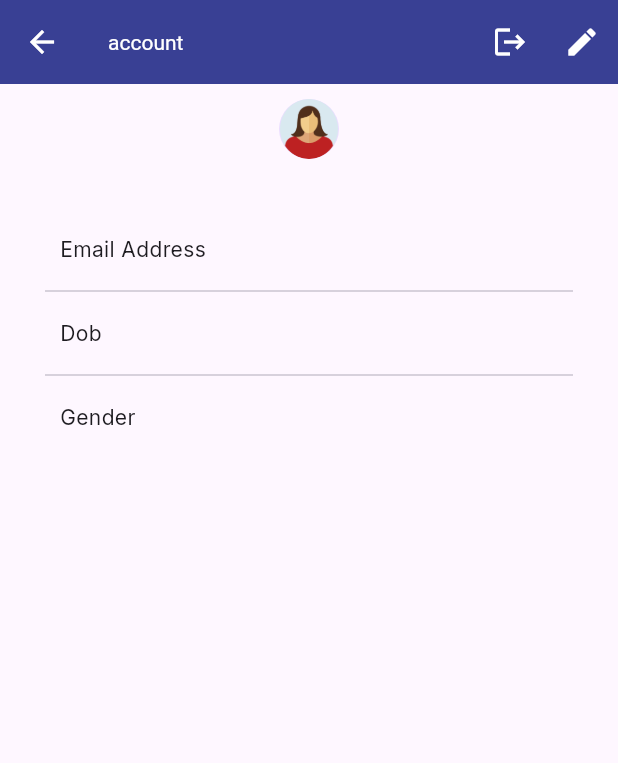
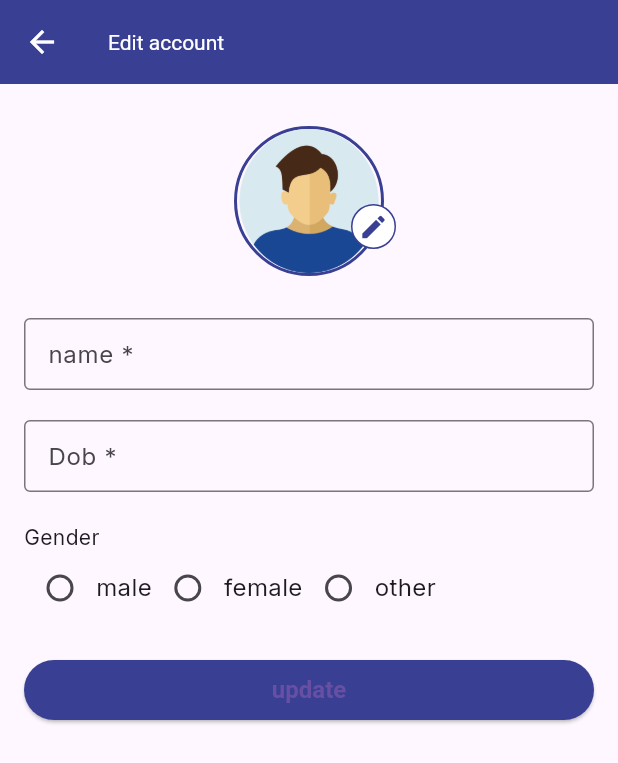
Before and after one commit to NikhilSngh/flutter_poc, a Flutter app: the AccountScreen screen opened by its route, after a tap on the "edit" icon, on a phone screen of 412 x 824 dp. Shown: the top 763 px of the screen. Run offline on Flutter 3.47's test engine with Material 3 defaults, Android fonts, the phone set to English and light mode, and no system bars; our stand-ins replace auto_route, dio, equatable, flutter_bloc, get_it, google_fonts and 3 more; missing offline and left inert: encrypt; accounts and stored records are empty; generated files the repository leaves out were written again.

Commit message:
Code refactoring

```diff
--- a/lib/account/accountInfo_widget.dart
+++ b/lib/account/accountInfo_widget.dart
@@ -1,4 +1,5 @@
 import 'package:flutter/material.dart';
+import 'package:flutter_poc/constant/padding_constants.dart';
 
 
 class Info extends StatelessWidget {
@@ -9,7 +10,16 @@ class Info extends StatelessWidget {
   @override
   Widget build(BuildContext context) {
     return Padding(
-        padding: const EdgeInsets.all(10),
-        child: Row(children: [Text(label), const Spacer(), Text(value)]));
+        padding: const EdgeInsets.all(AppPaddings.small),
+        child: Row(
+            mainAxisAlignment: MainAxisAlignment.spaceBetween,
+            children: [Text(label,style:  Theme
+                .of(context)
+                .textTheme
+                .titleSmall,),
+          Text(value,style:  Theme
+              .of(context)
+              .textTheme
+              .titleSmall)]));
   }
 }
--- a/lib/account/account_screen.dart
+++ b/lib/account/account_screen.dart
@@ -1,3 +1,5 @@
+import 'dart:io';
+
 import 'package:auto_route/auto_route.dart';
 import 'package:flutter/material.dart';
 import 'package:flutter_poc/account/accountInfo_widget.dart';
@@ -8,18 +10,23 @@ import 'package:flutter_poc/constant/app_strings.dart';
 import 'package:flutter_poc/constant/spacing_constants.dart';
 import 'package:flutter_poc/navigation/app_router.dart';
 import 'package:flutter_poc/sl/locator.dart';
-
+import 'package:flutter_poc/theme/sizes.dart';
+import 'package:flutter_poc/utils/file_manager.dart';
 
 @RoutePage()
 class AccountScreen extends StatefulWidget {
   const AccountScreen({super.key});
+
   @override
   State<AccountScreen> createState() => _AccountScreenState();
 }
 
 class _AccountScreenState extends State<AccountScreen> {
   String? name, email, dob, gender;
+  File? imageFile;
   var sharedInstance = serviceLocator<AppSharedPref>();
+  var fileManager = serviceLocator<FileManager>();
+
   @override
   void initState() {
     getProfileData();
@@ -28,9 +35,11 @@ class _AccountScreenState extends State<AccountScreen> {
 
   getProfileData() async {
     name = sharedInstance.getString(key: AppSharedPrefKey.fullName);
-    email =  sharedInstance.getString(key: AppSharedPrefKey.email);
-    dob =  sharedInstance.getString(key: AppSharedPrefKey.dob);
-    gender =  sharedInstance.getString(key: AppSharedPrefKey.gender);
+    email = sharedInstance.getString(key: AppSharedPrefKey.email);
+    dob = sharedInstance.getString(key: AppSharedPrefKey.dob);
+    gender = sharedInstance.getString(key: AppSharedPrefKey.gender);
+    imageFile = await fileManager
+        .getFile(sharedInstance.getString(key: AppSharedPrefKey.profileImage));
     setState(() {});
   }
 
@@ -42,7 +51,7 @@ class _AccountScreenState extends State<AccountScreen> {
         confirmTap: () {
           sharedInstance.remove(AppSharedPrefKey.loginStatus);
           context.router.push(
-             LoginScreenRoute(),
+            LoginScreenRoute(),
           );
         }).showDialogBox(context);
   }
@@ -63,7 +72,9 @@ class _AccountScreenState extends State<AccountScreen> {
             IconButton(
               icon: const Icon(Icons.edit),
               tooltip: 'edit',
-              onPressed: () {},
+              onPressed: () {
+                context.router.push(EditAccountRoute());
+              },
             ),
           ],
         ),
@@ -77,21 +88,31 @@ class _AccountScreenState extends State<AccountScreen> {
                     crossAxisAlignment: CrossAxisAlignment.center,
                     children: [
                       SizedBox(
-                        height: 40,
-                        width: 40,
+                        height: Sizes.size100,
+                        width: Sizes.size100,
                         child: CircleAvatar(
-                          child: ClipOval(
-                              child: gender == AppStrings.other
-                                  ? Image.asset('assets/images/other.png')
-                                  : gender == AppStrings.male
-                                      ?Image.asset('assets/images/man.png')
-                                      : Image.asset('assets/images/woman.png')),
+                          child: imageFile != null
+                              ? ClipRRect(
+                                  borderRadius: BorderRadius.circular(
+                                      Sizes.size50),
+                                  child: Image.file(imageFile!,
+                                      fit: BoxFit.cover,
+                                      height: Sizes.size100,
+                                      width: Sizes.size100))
+                              : ClipOval(
+                                  child: gender == AppStrings.other
+                                      ? Image.asset('assets/images/other.png')
+                                      : gender == AppStrings.male
+                                          ? Image.asset('assets/images/man.png')
+                                          : Image.asset(
+                                              'assets/images/woman.png')),
                         ),
                       ),
                       Center(
                           child: Text(name ?? '',
                               style: const TextStyle(
-                                  fontWeight: FontWeight.bold,))),
+                                fontWeight: FontWeight.bold,
+                              ))),
                       ProfileCardWidget(
                           child: Column(children: [
                         Info(AppStrings.emailAddress, email ?? ''),
--- a/lib/account/accountcard_widget.dart
+++ b/lib/account/accountcard_widget.dart
@@ -1,4 +1,7 @@
 import 'package:flutter/material.dart';
+import 'package:flutter_poc/constant/padding_constants.dart';
+import 'package:flutter_poc/constant/radius_constants.dart';
+import 'package:flutter_poc/theme/ui_colors.dart';
 
 
 class ProfileCardWidget extends StatelessWidget {
@@ -10,10 +13,10 @@ class ProfileCardWidget extends StatelessWidget {
     return Padding(
         padding: const EdgeInsets.all(10),
         child: Container(
-            padding: const EdgeInsets.all(10),
+            padding: const EdgeInsets.all(AppPaddings.large),
             decoration: BoxDecoration(
-                color: Theme.of(context).cardColor,
-                borderRadius: BorderRadius.circular(10)),
+                color: UiColors.primaryTextColor.lightColor,
+                borderRadius: BorderRadius.circular(AppRadius.small)),
             child: child));
   }
 }
--- a/lib/constant/app_strings.dart
+++ b/lib/constant/app_strings.dart
@@ -1,11 +1,16 @@
 
 class AppStrings{
   static const String logout = "Log Out";
-  static const String logoutMessage = "Log Out Message";
+  static const String logoutMessage = "Are you sure to logout";
   static const String account = "account";
   static const String other = "other";
   static const String emailAddress = "Email Address";
   static const String dob = "Dob";
   static const String gender = "Gender";
   static const String male = "male";
+  static const String female = "female";
+  static const String name = "name";
+  static const String dobMessage = "date of birth required";
+  static const String editAccount = "Edit account";
+
 }
--- /dev/null
+++ b/lib/constant/padding_constants.dart
@@ -0,0 +1,8 @@
+
+class AppPaddings {
+  static const double mini = 4;
+  static const double extraSmall = 8;
+  static const double small = 12;
+  static const double regular = 16;
+  static const double large = 20;
+}
--- a/lib/constant/spacing_constants.dart
+++ b/lib/constant/spacing_constants.dart
@@ -8,4 +8,5 @@ class SpacingConstant {
   static const double buttonPaddingElevatedButtonMedium = 16;
   static const double buttonPaddingElevatedButtonLarge = 24;
   static const double paddingAccount = 10;
+  static const double accountWidgetVerticalSpacing10 = 20;
 }
--- /dev/null
+++ b/lib/editaccount/edit_account_screen.dart
@@ -0,0 +1,169 @@
+import 'dart:io';
+
+import 'package:auto_route/auto_route.dart';
+import 'package:flutter/material.dart';
+import 'package:flutter/services.dart';
+import 'package:flutter_bloc/flutter_bloc.dart';
+import 'package:flutter_poc/constant/app_constant.dart';
+import 'package:flutter_poc/constant/app_shared_pref.dart';
+import 'package:flutter_poc/constant/app_strings.dart';
+import 'package:flutter_poc/constant/padding_constants.dart';
+import 'package:flutter_poc/constant/spacing_constants.dart';
+import 'package:flutter_poc/editaccount/edit_acount_cubit.dart';
+import 'package:flutter_poc/editaccount/edit_acount_state.dart';
+import 'package:flutter_poc/helper/common_radio_button.dart';
+import 'package:flutter_poc/login/app_elevated_button.dart';
+import 'package:flutter_poc/login/common_textfield.dart';
+import 'package:flutter_poc/signup/profile_Image.dart';
+import 'package:flutter_poc/sl/locator.dart';
+import 'package:flutter_poc/utils/date_picker.dart';
+import 'package:flutter_poc/utils/file_manager.dart';
+import 'package:flutter_poc/utils/validator.dart';
+
+@RoutePage()
+class EditAccount extends StatelessWidget {
+  final TextEditingController _dobEditingController = TextEditingController();
+  final TextEditingController _nameEditingController = TextEditingController();
+  final GlobalKey<FormState> _formKey = GlobalKey();
+  final EditAccountCubit _accountCubit = EditAccountCubit();
+  final ValueNotifier<String> _gender = ValueNotifier<String>("");
+  File? _pickedImage;
+
+  EditAccount({super.key}) {
+    var sharedInstance = serviceLocator<AppSharedPref>();
+    FileManager fileManager = serviceLocator<FileManager>();
+    fileManager
+        .getFile(sharedInstance.getString(key: AppSharedPrefKey.profileImage))
+        .then((value) {
+      _pickedImage = value;
+      _gender.value = "";
+      _gender.value = sharedInstance.getString(key: AppSharedPrefKey.gender);
+    });
+    _dobEditingController.text =
+        sharedInstance.getString(key: AppSharedPrefKey.dob);
+    _nameEditingController.text =
+        sharedInstance.getString(key: AppSharedPrefKey.fullName);
+    _gender.value = sharedInstance.getString(key: AppSharedPrefKey.gender);
+  }
+
+  void _validateForm() async {
+    if (_formKey.currentState?.validate() == true) {
+      SystemChannels.textInput.invokeMethod("TextInput.hide");
+      Map<String, dynamic> params = {
+        LoginApiKeys.name: _nameEditingController.text,
+        LoginApiKeys.dob: _dobEditingController.text,
+        LoginApiKeys.gender: _gender.value
+      };
+      if (_pickedImage != null) {
+        params[LoginApiKeys.image] = _pickedImage;
+      }
+      _accountCubit.update(params);
+    }
+  }
+
+  @override
+  Widget build(BuildContext context) {
+    return BlocProvider<EditAccountCubit>(
+        create: (context) => _accountCubit,
+        child: Scaffold(
+            appBar: AppBar(title: const Text(AppStrings.editAccount)),
+            body: SafeArea(
+                child: SingleChildScrollView(
+                    child: Padding(
+                        padding: const EdgeInsets.only(
+                            left: AppPaddings.regular,
+                            right: AppPaddings.regular),
+                        child: Form(
+                            key: _formKey,
+                            child: Column(
+                                crossAxisAlignment: CrossAxisAlignment.center,
+                                mainAxisSize: MainAxisSize.min,
+                                children: <Widget>[
+                                  Container(
+                                    margin: const EdgeInsets.only(top: SpacingConstant.accountWidgetVerticalSpacing10),
+                                    child: ValueListenableBuilder(
+                                        valueListenable: _gender,
+                                        builder: (context, value, _) {
+                                          return ProfileImage(
+                                            pickerImage: (image) {
+                                              _pickedImage = image;
+                                            },
+                                            gender: _gender.value,
+                                            pickedImage: _pickedImage,
+                                          );
+                                        }),
+                                  ),
+                                  Container(
+                                    margin: const EdgeInsets.only(top: SpacingConstant.accountWidgetVerticalSpacing10),
+                                    child: AppTextField(
+                                        label: AppStrings.name,
+                                        controller: _nameEditingController,
+                                        validator: (value) {
+                                          if (value != null) {
+                                            if (Validator.isValidName(context,
+                                                    name: value) !=
+                                                null) {
+                                              return Validator.isValidName(
+                                                  context,
+                                                  name: value);
+                                            }
+                                          }
+                                          return null;
+                                        },
+                                        inputType: TextInputType.name),
+                                  ),
+                                  Container(
+                                    margin: const EdgeInsets.only(top: SpacingConstant.accountWidgetVerticalSpacing10),
+                                    child: AppTextField(
+                                        label: AppStrings.dob,
+                                        readOnly: true,
+                                        onTap: () {
+                                          DatePicker(context, date: (date) {
+                                            _dobEditingController.text = date;
+                                          }).show();
+                                        },
+                                        controller: _dobEditingController,
+                                        validator: (value) {
+                                          if (value != null) {
+                                            if (Validator.isEmpty(value)) {
+                                              return AppStrings.dobMessage;
+                                            }
+                                          }
+                                          return null;
+                                        },
+                                        inputType: TextInputType.emailAddress),
+                                  ),
+                                  Container(
+                                    margin: const EdgeInsets.only(top: SpacingConstant.accountWidgetVerticalSpacing10),
+                                    child: AppRadioButton(
+                                        label: AppStrings.gender,
+                                        items: const [
+                                          AppStrings.male,
+                                          AppStrings.female,
+                                          AppStrings.other
+                                        ],
+                                        selectedItem: _gender.value,
+                                        onChange: (value) {
+                                          _gender.value = value;
+                                        }),
+                                  ),
+                                  Container(
+                                    margin: const EdgeInsets.only(top: SpacingConstant.accountWidgetVerticalSpacing10),
+                                    child: BlocConsumer<EditAccountCubit,
+                                            EditAccountState>(
+                                        listener: (context, state) {
+                                      if (state is SuccessState) {
+                                        context.router.pop();
+                                      }
+                                    }, builder: (context, state) {
+                                      return AppElevatedButton(
+                                        title: 'update',
+                                        onPressed: () {
+                                          _validateForm();
+                                        },
+                                      );
+                                    }),
+                                  )
+                                ])))))));
+  }
+}
--- /dev/null
+++ b/lib/editaccount/edit_acount_cubit.dart
@@ -0,0 +1,30 @@
+import 'dart:io';
+import 'package:flutter_bloc/flutter_bloc.dart';
+import 'package:flutter_poc/constant/app_constant.dart';
+import 'package:flutter_poc/constant/app_shared_pref.dart';
+import 'package:flutter_poc/editaccount/edit_acount_state.dart';
+import 'package:flutter_poc/sl/locator.dart';
+import 'package:flutter_poc/utils/file_manager.dart';
+import 'package:path/path.dart';
+
+
+class EditAccountCubit extends Cubit<EditAccountState> {
+  EditAccountCubit() : super(InitialState());
+
+  void update(Map request) async {
+    var sharedInstance = serviceLocator<AppSharedPref>();
+    sharedInstance.setString(
+        key: AppSharedPrefKey.fullName, value: request[LoginApiKeys.name]);
+    sharedInstance.setString(
+        key: AppSharedPrefKey.gender, value: request[LoginApiKeys.gender]);
+    sharedInstance.setString(
+        key: AppSharedPrefKey.dob, value: request[LoginApiKeys.dob]);
+    if (request[LoginApiKeys.image] is File) {
+      FileManager fileManager = serviceLocator<FileManager>();
+      var path = await fileManager.saveFile(request[LoginApiKeys.image]);
+      sharedInstance.setString(
+          key: AppSharedPrefKey.profileImage, value: basename(path.path));
+    }
+    emit(SuccessState());
+  }
+}
--- /dev/null
+++ b/lib/editaccount/edit_acount_state.dart
@@ -0,0 +1,7 @@
+abstract class EditAccountState {
+  const EditAccountState();
+}
+
+class InitialState extends EditAccountState {}
+
+class SuccessState extends EditAccountState {}
--- a/lib/navigation/app_router.dart
+++ b/lib/navigation/app_router.dart
@@ -3,6 +3,7 @@ import 'package:flutter/material.dart';
 import 'package:flutter_poc/account/account_screen.dart';
 import 'package:flutter_poc/bottombar/bottom_bar.dart';
 import 'package:flutter_poc/detail/detail_screen.dart';
+import 'package:flutter_poc/editaccount/edit_account_screen.dart';
 import 'package:flutter_poc/favourite/favourite_screen.dart';
 import 'package:flutter_poc/home/home_screen.dart';
 import 'package:flutter_poc/home/model/movie_list.dart';
@@ -23,6 +24,7 @@ class AppRouter extends _$AppRouter {
         AutoRoute(page: DetailScreenRoute.page),
         AutoRoute(page: LoginScreenRoute.page, initial: true),
         AutoRoute(page: SignupScreenRoute.page, initial: false),
-        AutoRoute(page: AccountScreenRoute.page)
+        AutoRoute(page: AccountScreenRoute.page),
+        AutoRoute(page: EditAccountRoute.page)
       ];
 }
--- /dev/null
+++ b/lib/signup/profile_Image.dart
@@ -0,0 +1,84 @@
+import 'package:flutter/material.dart';
+import 'package:flutter_poc/signup/image_picker.dart';
+
+import 'dart:io';
+
+import 'package:flutter_poc/theme/sizes.dart';
+import 'package:flutter_poc/theme/ui_colors.dart';
+
+
+class ProfileImage extends StatefulWidget {
+  final ValueChanged<File>? pickerImage;
+  final String? gender;
+  File? pickedImage;
+
+  ProfileImage({this.pickerImage,
+    this.pickedImage,
+    this.gender, super.key});
+
+  @override
+  State<ProfileImage> createState() => _ProfileImageState();
+}
+
+class _ProfileImageState extends State<ProfileImage> {
+  @override
+  Widget build(BuildContext context) {
+    return Stack(children: [
+      Padding(
+          padding: const EdgeInsets.all(Sizes.size8),
+          child: Container(
+              width: Sizes.size100,
+              height: Sizes.size100,
+              alignment: AlignmentDirectional.center,
+              decoration: BoxDecoration(
+                border: Border.all(
+                    color: UiColors.primaryTextColor.lightColor ??
+                        Color(0xFFD9177F),
+                    width: 2.0),
+                borderRadius: BorderRadius.circular(Sizes.size50),
+              ),
+              child: widget.pickedImage != null
+                  ? ClipRRect(
+                      borderRadius: BorderRadius.circular(Sizes.size50),
+                      child: Image.file(widget.pickedImage!,
+                          fit: BoxFit.cover,
+                          height: Sizes.size100,
+                          width: Sizes.size100))
+                  : widget.gender == "other"
+                      ? Image.asset('assets/images/other.png')
+                      : widget.gender == "female"
+                          ? Image.asset('assets/images/woman.png')
+                          : Image.asset('assets/images/man.png'))),
+      Positioned(
+          right: 0,
+          top: 60,
+          child: InkWell(
+              onTap: () {
+                AppImagePicker(context, pickerImage: (image) {
+                  setState(() {
+                    widget.pickedImage = image;
+                  });
+                  if (widget.pickerImage != null &&
+                      widget.pickedImage != null) {
+                    widget.pickerImage!(widget.pickedImage!);
+                  }
+                }).show();
+              },
+              child: Container(
+                  padding: const EdgeInsets.all(Sizes.size4),
+                  decoration: BoxDecoration(
+                    color: Colors.white,
+                    border: Border.all(
+                      color: UiColors.primaryTextColor.lightColor ??
+                          const Color(0xFFD9177F),
+                      width: 1.0,
+                    ),
+                    borderRadius: BorderRadius.circular(Sizes.size15),
+                  ),
+                  child: Icon(Icons.edit,
+                      color: UiColors.primaryTextColor.lightColor ??
+                          const Color(0xFFD9177F),
+                      size: Sizes.size20))))
+    ]);
+  }
+}
--- a/lib/theme/ui_text_styles.dart
+++ b/lib/theme/ui_text_styles.dart
@@ -4,25 +4,30 @@ import 'package:google_fonts/google_fonts.dart';
 
 class UiTextStyles{
 
-   static TextTheme defaultWhiteTextTheme = TextTheme(titleSmall: _getTitleSmall(),
+   static TextTheme defaultWhiteTextTheme = TextTheme(titleSmall: getTitleSmall(),
    );
 
    static TextTheme defaultDarkTextTheme = TextTheme(titleSmall: _getTitleSmallDark(),
    );
 
-   static TextTheme elevateButtonTextTheme = TextTheme(titleSmall: _getTitleSmall(),
+   static TextStyle getTitleSmall() => GoogleFonts.inter(
+       fontSize: 16,
+       fontWeight: FontWeight.w500,
+       letterSpacing: 0.14,
+       color: Colors.white
    );
 
-   static TextStyle _getTitleSmall() => GoogleFonts.inter(
-     fontSize: 16,
-     fontWeight: FontWeight.w900,
-     letterSpacing: 0.14,
-     color: Colors.white
+   static TextStyle getTitleExtraSmall() => GoogleFonts.inter(
+       fontSize: 16,
+       fontWeight: FontWeight.w500,
+       letterSpacing: 0.14,
+       color: Colors.white
    );
 
+
    static TextStyle _getTitleSmallDark() => GoogleFonts.inter(
-       fontSize: 16,
-       fontWeight: FontWeight.w900,
+       fontSize: 20,
+       fontWeight: FontWeight.w600,
        letterSpacing: 0.14,
        color:UiColors.informGreyColor.darkColor
    );
--- a/lib/theme/ui_theme.dart
+++ b/lib/theme/ui_theme.dart
@@ -64,4 +64,5 @@ class UiTheme {
     return CardTheme(
         color: UiColors.cardColor.lightColor, elevation: Sizes.size10);
   }
+
 }
```
Also changed, not shown: lib/account/app_alert.dart (+8 -2 lines), lib/constant/radius_constants.dart (added, +8 -0 lines), lib/signup/image_picker.dart (added, +42 -0 lines), lib/signup/signup_screen.dart (+9 -0 lines).
